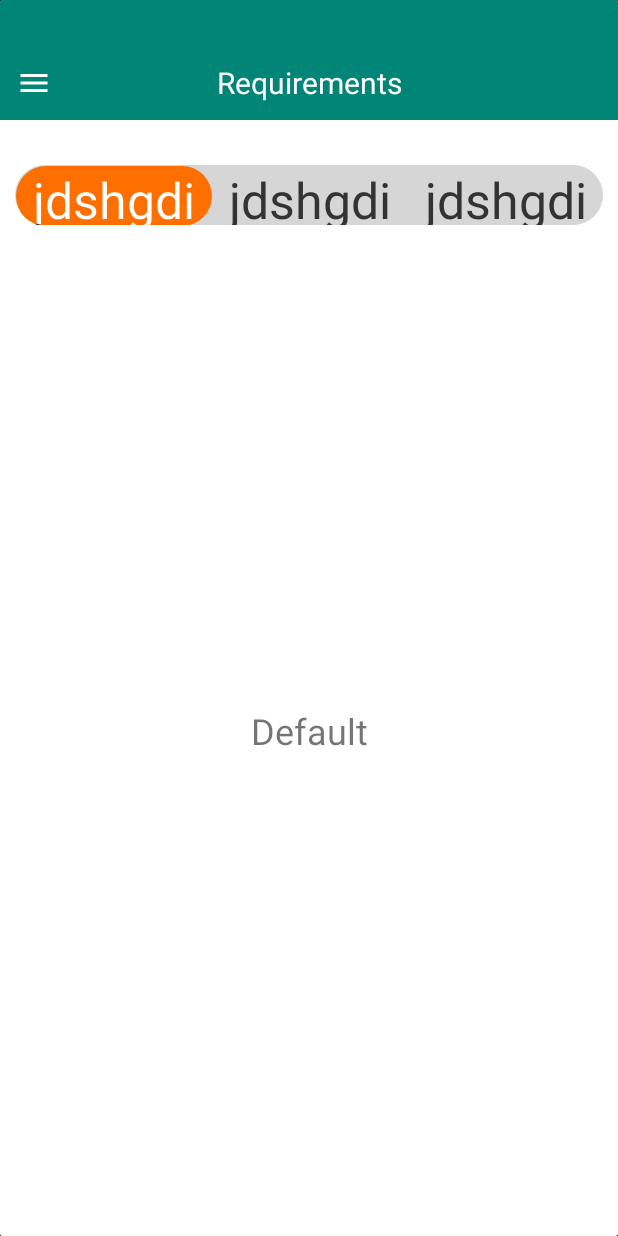
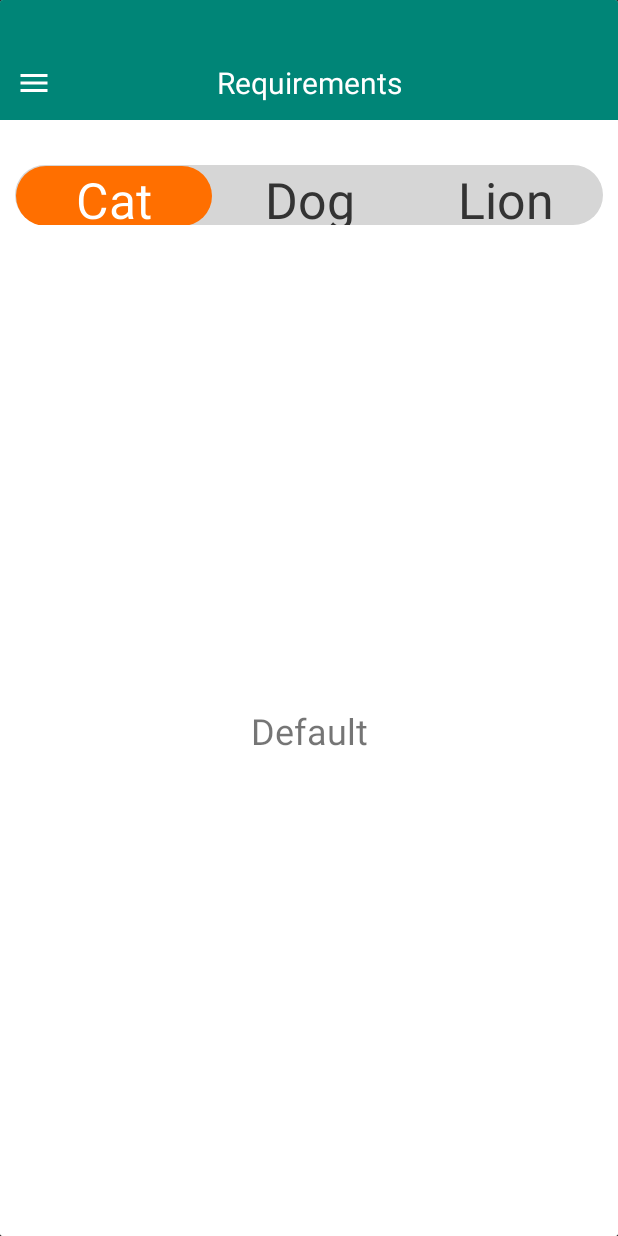
Before and after one commit to Tharunkumar123/Requirements, an Android app: the screen it shows after launch (MainActivity), on a phone screen of 412 x 824 dp. Run offline under Robolectric (Android 15) with nearby library versions, the phone set to English and light mode, and no system bars; libraries missing offline, so code that uses them is left out: com.jaeger.library, com.king.view; plain views replace SuperSlidingPaneLayout; 2 statements that could not run were skipped.

```diff
--- a/app/src/main/java/com/example/requirements/MainActivity.kt
+++ b/app/src/main/java/com/example/requirements/MainActivity.kt
@@ -78,17 +78,17 @@ navigationTabLayout()
         models5.add(
             NavigationTabBar.Model.Builder(
                Color.parseColor("#FF6F00")
-            ).title("jdshgdi").build()
+            ).title("Cat").build()
         )
         models5.add(
             NavigationTabBar.Model.Builder(
             Color.parseColor("#FF6F00")
-            ).title("jdshgdi").build()
+            ).title("Dog").build()
         )
         models5.add(
             NavigationTabBar.Model.Builder(
               Color.parseColor("#FF6F00")
-            ).title("jdshgdi").build()
+            ).title("Lion").build()
         )
         ntbSample5.models = models5
         ntbSample5.setModelIndex(0, true)
```
